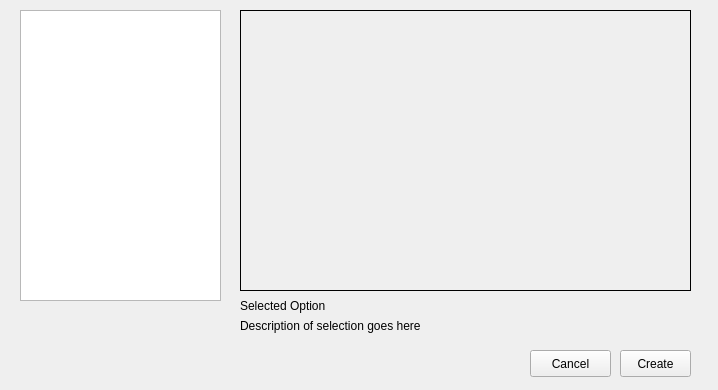
This is krita/ui/forms/wdgnewimagefromtemplate.ui in KDE/calligra as Qt 5 draws it before an edit. The edited form follows.
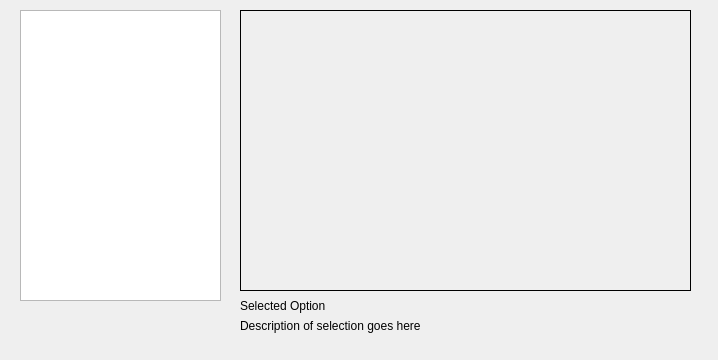
This is the edited form.

Commit message: cleanup extra cancel/ok and add some default keys. use exec instead of who

```diff
--- a/krita/ui/forms/wdgnewimagefromtemplate.ui
+++ b/krita/ui/forms/wdgnewimagefromtemplate.ui
@@ -7,13 +7,13 @@
     <x>0</x>
     <y>0</y>
     <width>718</width>
-    <height>390</height>
+    <height>360</height>
    </rect>
   </property>
   <property name="minimumSize">
    <size>
     <width>718</width>
-    <height>390</height>
+    <height>360</height>
    </size>
   </property>
   <property name="windowTitle">
@@ -70,32 +70,6 @@
     <string>Description of selection goes here</string>
    </property>
   </widget>
-  <widget class="QPushButton" name="cancelButton">
-   <property name="geometry">
-    <rect>
-     <x>530</x>
-     <y>350</y>
-     <width>81</width>
-     <height>27</height>
-    </rect>
-   </property>
-   <property name="text">
-    <string>Cancel</string>
-   </property>
-  </widget>
-  <widget class="QPushButton" name="createButton">
-   <property name="geometry">
-    <rect>
-     <x>620</x>
-     <y>350</y>
-     <width>71</width>
-     <height>27</height>
-    </rect>
-   </property>
-   <property name="text">
-    <string>Create</string>
-   </property>
-  </widget>
  </widget>
  <resources/>
  <connections/>
```
The commit also changes 1 other file.
